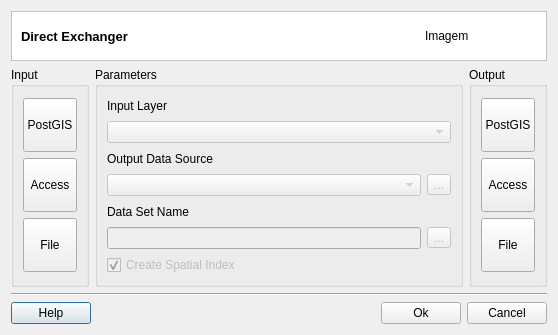
Qt form src/terralib/qt/widgets/exchanger/ui/DirectExchangerDialogForm.ui (claudiobogossian/terralib5) before a commit.
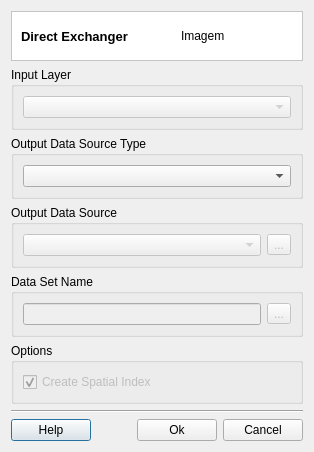
The same form after that commit. Custom widgets are drawn as their Qt base class.

Commit message: direct exchanger component changed

```diff
--- a/src/terralib/qt/widgets/exchanger/ui/DirectExchangerDialogForm.ui
+++ b/src/terralib/qt/widgets/exchanger/ui/DirectExchangerDialogForm.ui
@@ -6,16 +6,19 @@
    <rect>
     <x>0</x>
     <y>0</y>
-    <width>558</width>
-    <height>335</height>
+    <width>307</width>
+    <height>410</height>
    </rect>
   </property>
   <property name="windowTitle">
    <string>Direct Exchanger</string>
   </property>
-  <layout class="QGridLayout" name="gridLayout_16">
+  <layout class="QGridLayout" name="gridLayout_13">
+   <property name="sizeConstraint">
+    <enum>QLayout::SetFixedSize</enum>
+   </property>
    <item row="0" column="0">
-    <layout class="QGridLayout" name="gridLayout_15">
+    <layout class="QGridLayout" name="gridLayout_9">
      <item row="0" column="0">
       <widget class="QFrame" name="frame_3">
        <property name="styleSheet">
@@ -74,401 +77,94 @@
       </widget>
      </item>
      <item row="1" column="0">
-      <layout class="QGridLayout" name="gridLayout_14">
+      <layout class="QGridLayout" name="gridLayout_8">
        <item row="0" column="0">
         <widget class="QGroupBox" name="groupBox_2">
-         <property name="sizePolicy">
-          <sizepolicy hsizetype="Fixed" vsizetype="Preferred">
-           <horstretch>0</horstretch>
-           <verstretch>0</verstretch>
-          </sizepolicy>
-         </property>
          <property name="title">
-          <string>Input</string>
+          <string>Input Layer</string>
          </property>
-         <layout class="QGridLayout" name="gridLayout_13">
+         <layout class="QGridLayout" name="gridLayout_3">
           <item row="0" column="0">
-           <layout class="QGridLayout" name="gridLayout_7">
-            <item row="0" column="0">
-             <widget class="QToolButton" name="m_inputPGISToolButton">
-              <property name="sizePolicy">
-               <sizepolicy hsizetype="MinimumExpanding" vsizetype="MinimumExpanding">
-                <horstretch>0</horstretch>
-                <verstretch>0</verstretch>
-               </sizepolicy>
-              </property>
-              <property name="minimumSize">
-               <size>
-                <width>54</width>
-                <height>54</height>
-               </size>
-              </property>
-              <property name="maximumSize">
-               <size>
-                <width>54</width>
-                <height>54</height>
-               </size>
-              </property>
-              <property name="text">
-               <string>PostGIS</string>
-              </property>
-              <property name="iconSize">
-               <size>
-                <width>32</width>
-                <height>32</height>
-               </size>
-              </property>
-              <property name="checkable">
-               <bool>true</bool>
-              </property>
-              <property name="autoExclusive">
-               <bool>true</bool>
-              </property>
-              <property name="toolButtonStyle">
-               <enum>Qt::ToolButtonTextUnderIcon</enum>
-              </property>
-             </widget>
-            </item>
-            <item row="1" column="0">
-             <widget class="QToolButton" name="m_inputADOToolButton">
-              <property name="sizePolicy">
-               <sizepolicy hsizetype="MinimumExpanding" vsizetype="MinimumExpanding">
-                <horstretch>0</horstretch>
-                <verstretch>0</verstretch>
-               </sizepolicy>
-              </property>
-              <property name="minimumSize">
-               <size>
-                <width>54</width>
-                <height>54</height>
-               </size>
-              </property>
-              <property name="maximumSize">
-               <size>
-                <width>54</width>
-                <height>54</height>
-               </size>
-              </property>
-              <property name="text">
-               <string>Access</string>
-              </property>
-              <property name="iconSize">
-               <size>
-                <width>32</width>
-                <height>32</height>
-               </size>
-              </property>
-              <property name="checkable">
-               <bool>true</bool>
-              </property>
-              <property name="autoExclusive">
-               <bool>true</bool>
-              </property>
-              <property name="toolButtonStyle">
-               <enum>Qt::ToolButtonTextUnderIcon</enum>
-              </property>
-             </widget>
-            </item>
-            <item row="2" column="0">
-             <widget class="QToolButton" name="m_inputSHPToolButton">
-              <property name="sizePolicy">
-               <sizepolicy hsizetype="MinimumExpanding" vsizetype="MinimumExpanding">
-                <horstretch>0</horstretch>
-                <verstretch>0</verstretch>
-               </sizepolicy>
-              </property>
-              <property name="minimumSize">
-               <size>
-                <width>54</width>
-                <height>54</height>
-               </size>
-              </property>
-              <property name="maximumSize">
-               <size>
-                <width>54</width>
-                <height>54</height>
-               </size>
-              </property>
-              <property name="text">
-               <string>File</string>
-              </property>
-              <property name="iconSize">
-               <size>
-                <width>32</width>
-                <height>32</height>
-               </size>
-              </property>
-              <property name="checkable">
-               <bool>true</bool>
-              </property>
-              <property name="autoExclusive">
-               <bool>true</bool>
-              </property>
-              <property name="toolButtonStyle">
-               <enum>Qt::ToolButtonTextUnderIcon</enum>
-              </property>
-             </widget>
-            </item>
-           </layout>
+           <widget class="QComboBox" name="m_inputLayerComboBox">
+            <property name="enabled">
+             <bool>false</bool>
+            </property>
+            <property name="sizePolicy">
+             <sizepolicy hsizetype="MinimumExpanding" vsizetype="Fixed">
+              <horstretch>0</horstretch>
+              <verstretch>0</verstretch>
+             </sizepolicy>
+            </property>
+           </widget>
           </item>
          </layout>
         </widget>
        </item>
-       <item row="0" column="1">
-        <widget class="QGroupBox" name="groupBox">
-         <property name="sizePolicy">
-          <sizepolicy hsizetype="MinimumExpanding" vsizetype="Preferred">
-           <horstretch>0</horstretch>
-           <verstretch>0</verstretch>
-          </sizepolicy>
-         </property>
-         <property name="title">
-          <string>Parameters</string>
-         </property>
-         <property name="flat">
-          <bool>false</bool>
-         </property>
-         <layout class="QGridLayout" name="gridLayout_18">
-          <item row="0" column="0">
-           <layout class="QGridLayout" name="gridLayout_17">
-            <item row="0" column="0">
-             <layout class="QGridLayout" name="gridLayout_6">
-              <item row="0" column="0">
-               <layout class="QGridLayout" name="gridLayout_3">
-                <item row="0" column="0">
-                 <widget class="QLabel" name="label">
-                  <property name="text">
-                   <string>Input Layer</string>
-                  </property>
-                 </widget>
-                </item>
-                <item row="1" column="0">
-                 <widget class="QComboBox" name="m_inputLayerComboBox">
-                  <property name="enabled">
-                   <bool>false</bool>
-                  </property>
-                  <property name="sizePolicy">
-                   <sizepolicy hsizetype="MinimumExpanding" vsizetype="Fixed">
-                    <horstretch>0</horstretch>
-                    <verstretch>0</verstretch>
-                   </sizepolicy>
-                  </property>
-                 </widget>
-                </item>
-               </layout>
-              </item>
-             </layout>
-            </item>
-            <item row="1" column="0">
-             <layout class="QGridLayout" name="gridLayout_4">
-              <item row="0" column="0">
-               <widget class="QLabel" name="label_2">
-                <property name="text">
-                 <string>Output Data Source</string>
-                </property>
-               </widget>
-              </item>
-              <item row="1" column="0">
-               <widget class="QComboBox" name="m_outputDataSourceComboBox">
-                <property name="enabled">
-                 <bool>false</bool>
-                </property>
-               </widget>
-              </item>
-              <item row="1" column="1">
-               <widget class="QToolButton" name="m_dsToolButton">
-                <property name="enabled">
-                 <bool>false</bool>
-                </property>
-                <property name="text">
-                 <string>...</string>
-                </property>
-               </widget>
-              </item>
-             </layout>
-            </item>
-            <item row="2" column="0">
-             <layout class="QGridLayout" name="gridLayout_2">
-              <item row="1" column="0">
-               <layout class="QGridLayout" name="gridLayout">
-                <item row="0" column="0">
-                 <widget class="QLineEdit" name="m_dataSetLineEdit">
-                  <property name="enabled">
-                   <bool>false</bool>
-                  </property>
-                 </widget>
-                </item>
-                <item row="0" column="1">
-                 <widget class="QToolButton" name="m_dirToolButton">
-                  <property name="enabled">
-                   <bool>false</bool>
-                  </property>
-                  <property name="text">
-                   <string>...</string>
-                  </property>
-                 </widget>
-                </item>
-               </layout>
-              </item>
-              <item row="0" column="0">
-               <widget class="QLabel" name="label_3">
-                <property name="text">
-                 <string>Data Set Name</string>
-                </property>
-               </widget>
-              </item>
-             </layout>
-            </item>
-            <item row="3" column="0">
-             <widget class="QCheckBox" name="m_spatialIndexCheckBox">
-              <property name="enabled">
-               <bool>false</bool>
-              </property>
-              <property name="text">
-               <string>Create Spatial Index</string>
-              </property>
-              <property name="checked">
-               <bool>true</bool>
-              </property>
-             </widget>
-            </item>
-           </layout>
-          </item>
-         </layout>
-        </widget>
-       </item>
-       <item row="0" column="2">
+       <item row="1" column="0">
         <widget class="QGroupBox" name="groupBox_3">
-         <property name="sizePolicy">
-          <sizepolicy hsizetype="Fixed" vsizetype="Preferred">
-           <horstretch>0</horstretch>
-           <verstretch>0</verstretch>
-          </sizepolicy>
+         <property name="title">
+          <string>Output Data Source Type</string>
          </property>
+         <layout class="QGridLayout" name="gridLayout_5">
+          <item row="0" column="0">
+           <widget class="QComboBox" name="m_dsTypeComboBox"/>
+          </item>
+         </layout>
+        </widget>
+       </item>
+       <item row="2" column="0">
+        <widget class="QGroupBox" name="groupBox_4">
          <property name="title">
-          <string>Output</string>
+          <string>Output Data Source</string>
          </property>
-         <layout class="QGridLayout" name="gridLayout_9">
+         <layout class="QGridLayout" name="gridLayout_6">
           <item row="0" column="0">
-           <layout class="QGridLayout" name="gridLayout_8">
+           <layout class="QGridLayout" name="gridLayout_4">
             <item row="0" column="0">
-             <widget class="QToolButton" name="m_outputPGISToolButton">
-              <property name="sizePolicy">
-               <sizepolicy hsizetype="MinimumExpanding" vsizetype="MinimumExpanding">
-                <horstretch>0</horstretch>
-                <verstretch>0</verstretch>
-               </sizepolicy>
+             <widget class="QComboBox" name="m_outputDataSourceComboBox">
+              <property name="enabled">
+               <bool>false</bool>
               </property>
-              <property name="minimumSize">
-               <size>
-                <width>54</width>
-                <height>54</height>
-               </size>
+             </widget>
+            </item>
+            <item row="0" column="1">
+             <widget class="QToolButton" name="m_dsToolButton">
+              <property name="enabled">
+               <bool>false</bool>
               </property>
-              <property name="maximumSize">
-               <size>
-                <width>54</width>
-                <height>54</height>
-               </size>
-              </property>
               <property name="text">
-               <string>PostGIS</string>
+               <string>...</string>
               </property>
-              <property name="iconSize">
-               <size>
-                <width>32</width>
-                <height>32</height>
-               </size>
-              </property>
-              <property name="checkable">
-               <bool>true</bool>
-              </property>
-              <property name="autoExclusive">
-               <bool>true</bool>
-              </property>
-              <property name="toolButtonStyle">
-               <enum>Qt::ToolButtonTextUnderIcon</enum>
-              </property>
              </widget>
             </item>
-            <item row="1" column="0">
-             <widget class="QToolButton" name="m_outputADOToolButton">
-              <property name="sizePolicy">
-               <sizepolicy hsizetype="MinimumExpanding" vsizetype="MinimumExpanding">
-                <horstretch>0</horstretch>
-                <verstretch>0</verstretch>
-               </sizepolicy>
+           </layout>
+          </item>
+         </layout>
+        </widget>
+       </item>
+       <item row="3" column="0">
+        <widget class="QGroupBox" name="groupBox_5">
+         <property name="title">
+          <string>Data Set Name</string>
+         </property>
+         <layout class="QGridLayout" name="gridLayout_2">
+          <item row="0" column="0">
+           <layout class="QGridLayout" name="gridLayout">
+            <item row="0" column="0">
+             <widget class="QLineEdit" name="m_dataSetLineEdit">
+              <property name="enabled">
+               <bool>false</bool>
               </property>
-              <property name="minimumSize">
-               <size>
-                <width>54</width>
-                <height>54</height>
-               </size>
-              </property>
-              <property name="maximumSize">
-               <size>
-                <width>54</width>
-                <height>54</height>
-               </size>
-              </property>
-              <property name="text">
-               <string>Access</string>
-              </property>
-              <property name="iconSize">
-               <size>
-                <width>32</width>
-                <height>32</height>
-               </size>
-              </property>
-              <property name="checkable">
-               <bool>true</bool>
-              </property>
-              <property name="autoExclusive">
-               <bool>true</bool>
-              </property>
-              <property name="toolButtonStyle">
-               <enum>Qt::ToolButtonTextUnderIcon</enum>
-              </property>
              </widget>
             </item>
-            <item row="2" column="0">
-             <widget class="QToolButton" name="m_outputSHPToolButton">
-              <property name="sizePolicy">
-               <sizepolicy hsizetype="MinimumExpanding" vsizetype="MinimumExpanding">
-                <horstretch>0</horstretch>
-                <verstretch>0</verstretch>
-               </sizepolicy>
+            <item row="0" column="1">
+             <widget class="QToolButton" name="m_dirToolButton">
+              <property name="enabled">
+               <bool>false</bool>
               </property>
-              <property name="minimumSize">
-               <size>
-                <width>54</width>
-                <height>54</height>
-               </size>
-              </property>
-              <property name="maximumSize">
-               <size>
-                <width>54</width>
-                <height>54</height>
-               </size>
-              </property>
               <property name="text">
-               <string>File</string>
+               <string>...</string>
               </property>
-              <property name="iconSize">
-               <size>
-                <width>32</width>
-                <height>32</height>
-               </size>
-              </property>
-              <property name="checkable">
-               <bool>true</bool>
-              </property>
-              <property name="autoExclusive">
-               <bool>true</bool>
-              </property>
-              <property name="toolButtonStyle">
-               <enum>Qt::ToolButtonTextUnderIcon</enum>
-              </property>
              </widget>
             </item>
            </layout>
@@ -476,6 +172,28 @@
          </layout>
         </widget>
        </item>
+       <item row="4" column="0">
+        <widget class="QGroupBox" name="groupBox_6">
+         <property name="title">
+          <string>Options</string>
+         </property>
+         <layout class="QGridLayout" name="gridLayout_7">
+          <item row="0" column="0">
+           <widget class="QCheckBox" name="m_spatialIndexCheckBox">
+            <property name="enabled">
+             <bool>false</bool>
+            </property>
+            <property name="text">
+             <string>Create Spatial Index</string>
+            </property>
+            <property name="checked">
+             <bool>true</bool>
+            </property>
+           </widget>
+          </item>
+         </layout>
+        </widget>
+       </item>
       </layout>
      </item>
      <item row="2" column="0">
```
Left out of the diff: 13 changed lines with no effect on the pictures. The commit also changes 4 other files.
